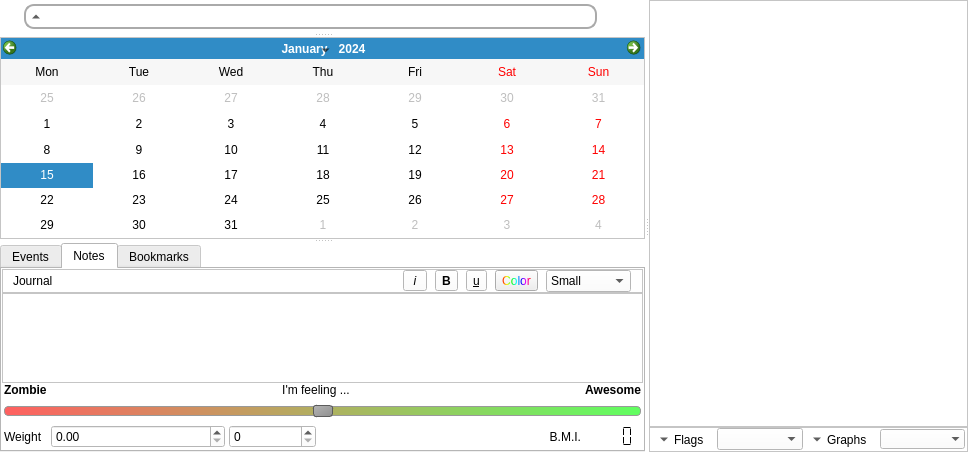
littleyoda/oscar, file oscar/daily.ui: the form before one commit.
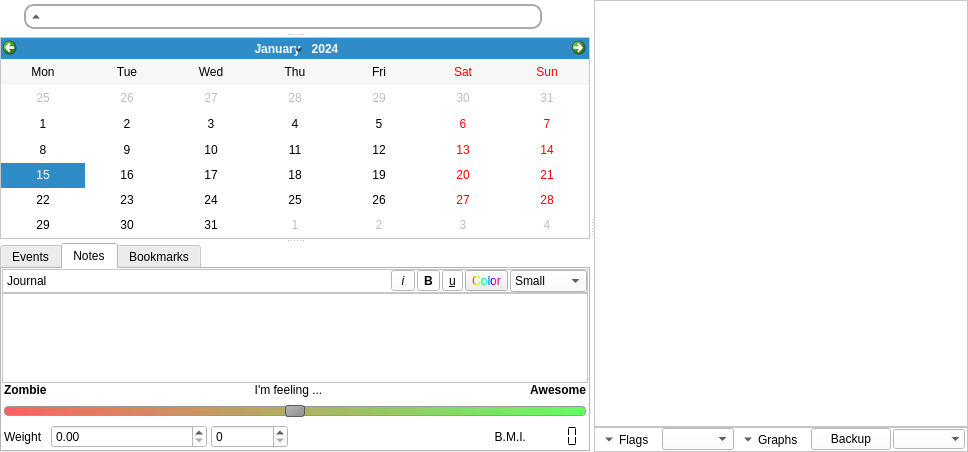
The form after the commit. Icons and pictures are not drawn.

Commit message: New feature to to backup daily/overview graph settings

Patch:
```diff
--- a/oscar/daily.ui
+++ b/oscar/daily.ui
@@ -1557,6 +1557,13 @@
             </property>
            </widget>
           </item>
+          <item>
+           <widget class="QPushButton" name="backup">
+            <property name="text">
+             <string>Backup</string>
+            </property>
+           </widget>
+          </item>
           <item>
            <widget class="QComboBox" name="graphCombo">
             <property name="sizePolicy">
```
The commit also changes 16 other files.
